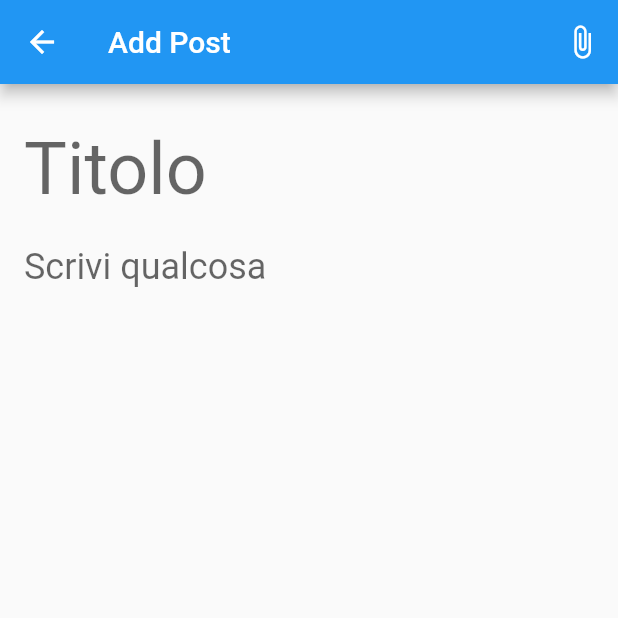
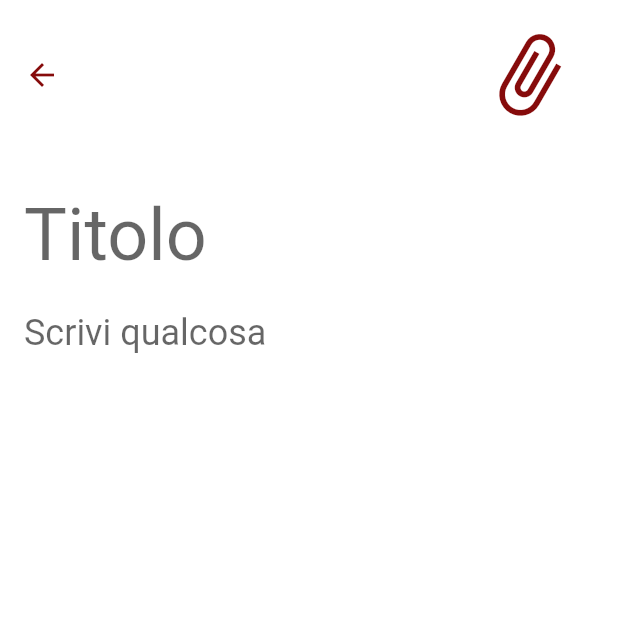
Before and after one commit to teotexe/NoteIt, a Flutter app: the screen it shows after launch, after a tap on the "add" icon, on a phone screen of 412 x 824 dp, the top half of it. Run offline on Flutter 3.47's test engine with Material 2 defaults, Android fonts, the light colour scheme and no system bars; our stand-ins replace carousel_slider, file_picker, photo_view.

Commit message:
Refined add_post_page

```diff
--- a/lib/feature_notes/presentation/add_post_page.dart
+++ b/lib/feature_notes/presentation/add_post_page.dart
@@ -1,4 +1,10 @@
 import 'package:flutter/material.dart';
+import 'package:flutter/services.dart';
+import 'dart:io';
+import 'dart:async';
+import 'file_item.dart';
+import 'package:carousel_slider/carousel_slider.dart';
+import 'package:file_picker/file_picker.dart';
 
 class AddPost extends StatefulWidget {
   const AddPost({super.key});
@@ -10,15 +16,39 @@ class AddPost extends StatefulWidget {
 class _AddPostState extends State<AddPost> {
   String _title = '';
   String _body = '';
+  List<File> _files = [];
 
   @override
   Widget build(BuildContext context) {
-    return Scaffold(
+    return Theme(
+        data: ThemeData(
+          appBarTheme: const AppBarTheme(
+            backgroundColor: Colors.white,
+            elevation: 0,
+            iconTheme: IconThemeData(color: Color.fromARGB(255, 134, 11, 11)),
+            toolbarHeight: 100,
+          ),
+          scaffoldBackgroundColor: Colors.white,
+        ),
+        child: Scaffold(
           appBar: AppBar(
             actions: [
-          IconButton(onPressed: () {
-            // Add attach logic
-          }, icon: const Icon(Icons.attach_file))
+              IconButton(
+                onPressed: () {
+                  addFile();
+                },
+                icon: Transform.translate(
+                  offset: Offset(-20.0,
+                      0.0), // Adjust the offset to move the icon horizontally
+                  child: Transform.rotate(
+                    angle: 30 *
+                        3.14159265359 /
+                        180, // Rotate the icon by 45 degrees (in radians)
+                    child: const Icon(Icons.attach_file),
+                  ),
+                ),
+                iconSize: 62,
+              ),
             ],
             title: Text('Add Post'),
           ),
@@ -55,9 +85,37 @@ class _AddPostState extends State<AddPost> {
                     });
                   },
                 ),
+                // Leave some space (Proportional to screen size)
+                SizedBox(height: MediaQuery.of(context).size.height * 0.08),
+                _files.isNotEmpty
+                    ? CarouselSlider(
+                        items: _files.map((file) {
+                          return FileWidget(file: file);
+                        }).toList(),
+                        options: CarouselOptions(
+                          height: 200.0,
+                          enlargeCenterPage: true,
+                          enableInfiniteScroll: false,
+                        ),
+                      )
+                    : Container(),
               ],
             ),
           ),
+        ));
+  }
+
+  Future addFile() async {
+    FilePickerResult? result = await FilePicker.platform.pickFiles(
+      allowMultiple: true,
     );
+
+    if (result != null) {
+      setState(() {
+        _files.addAll(result.paths.map((path) => File(path!)));
+      });
+    } else {
+      // User canceled the picker
     }
   }
+}
--- a/lib/feature_notes/presentation/home_page.dart
+++ b/lib/feature_notes/presentation/home_page.dart
@@ -1,5 +1,6 @@
 import 'package:flutter/material.dart';
 import 'package:noteit/feature_notes/domain/model/post.dart';
+import 'package:noteit/feature_notes/presentation/add_post_page.dart';
 
 import 'post_item.dart';
 
@@ -34,7 +35,10 @@ class HomePage extends StatelessWidget {
       ),
       floatingActionButton: FloatingActionButton(
         onPressed: () {
-          Navigator.pushNamed(context, '/addPost');
+          Navigator.push(
+            context,
+            MaterialPageRoute(builder: (context) => const AddPost()),
+          );
         },
         child: const Icon(Icons.add),
       ),
--- a/lib/main.dart
+++ b/lib/main.dart
@@ -5,6 +5,7 @@ import 'feature_notes/presentation/home_page.dart';
 import 'feature_notes/presentation/search_posts_page.dart';
 import 'feature_profile/presentation/profile_page.dart';
 import 'feature_ranking/presentation/ranking_page.dart';
+import 'feature_notes/presentation/favorites_posts_page.dart';
 
 void main() {
   runApp(MyApp());
@@ -14,15 +15,45 @@ class MyApp extends StatelessWidget {
   @override
   Widget build(BuildContext context) {
     return MaterialApp(
-      home: AppState(),
-      routes: {
-        '/profile': (context) => ProfilePage(),
-        '/addPost': (context) => AddPost(),
-        '/ranking': (context) => RankingPage(),
-        '/savedPosts': (context) => Placeholder(),
-
-      },
-    );
+        theme: ThemeData(
+          // Modify the colors as per your requirement
+          primaryColor: Color.fromARGB(255, 134, 11, 11), // App bar color
+          primaryColorDark:
+              Color.fromARGB(255, 134, 11, 11), // Status bar color
+          hintColor:
+              Color.fromARGB(255, 134, 11, 11), // Floating action button color
+          scaffoldBackgroundColor: Colors.white, // Background color
+          appBarTheme: AppBarTheme(
+            backgroundColor: Colors.white,
+            elevation: 0,
+            iconTheme: IconThemeData(color: Colors.black),
+          ),
+          navigationBarTheme: const NavigationBarThemeData(
+            backgroundColor: Colors.white,
+            indicatorColor: Colors.black,
+          ),
+          buttonTheme: ButtonThemeData(
+            buttonColor: Color.fromARGB(255, 134, 11, 11), // Button color
+            textTheme: ButtonTextTheme.primary, // Button text color
+          ),
+          iconTheme: const IconThemeData(
+            color: Color.fromARGB(255, 134, 11, 11), // Icon color
+          ),
+          floatingActionButtonTheme: const FloatingActionButtonThemeData(
+            backgroundColor: Color.fromARGB(255, 134, 11, 11), // FAB color
+          ),
+          iconButtonTheme: IconButtonThemeData(
+              style: ButtonStyle(
+            iconColor: MaterialStateColor.resolveWith(
+                (states) => Color.fromARGB(255, 134, 11, 11)),
+          )),
+          bottomNavigationBarTheme: BottomNavigationBarThemeData(
+            backgroundColor: Colors.white,
+            selectedItemColor: Color.fromARGB(255, 134, 11, 11),
+            unselectedItemColor: Colors.grey,
+          ),
+        ),
+        home: AppState());
   }
 }
 
@@ -53,9 +84,12 @@ class _AppStateState extends State<AppState> {
         },
         items: const [
           BottomNavigationBarItem(icon: Icon(Icons.home), label: 'Home'),
-          BottomNavigationBarItem(icon: Icon(Icons.search), label: 'Search posts'),
-          BottomNavigationBarItem(icon: Icon(Icons.emoji_events), label: 'Ranking'),
-          BottomNavigationBarItem(icon: Icon(Icons.favorite), label: "Favorite"),
+          BottomNavigationBarItem(
+              icon: Icon(Icons.search), label: 'Search posts'),
+          BottomNavigationBarItem(
+              icon: Icon(Icons.emoji_events), label: 'Ranking'),
+          BottomNavigationBarItem(
+              icon: Icon(Icons.favorite), label: "Favorite"),
           BottomNavigationBarItem(icon: Icon(Icons.person), label: 'Profile'),
         ],
       ),
@@ -72,7 +106,7 @@ class _AppStateState extends State<AppState> {
       case 2:
         return RankingPage();
       case 3:
-        return Placeholder();
+        return FavoritesPage();
       case 4:
         return ProfilePage();
       default:
--- a/pubspec.yaml
+++ b/pubspec.yaml
@@ -35,6 +35,12 @@ dependencies:
   # The following adds the Cupertino Icons font to your application.
   # Use with the CupertinoIcons class for iOS style icons.
   cupertino_icons: ^1.0.2
+
+  # Image Picker
+  file_picker: ^6.1.1
+  image: ^3.0.1
+  photo_view: ^0.14.0
+  carousel_slider: ^4.2.1
 
 dev_dependencies:
   flutter_test:
```
Also changed, not shown: lib/feature_notes/presentation/favorites_posts_page.dart (added, +19 -0 lines), lib/feature_notes/presentation/file_item.dart (added, +95 -0 lines), pubspec.lock. Lines whose indentation alone changed are shown as unchanged.
